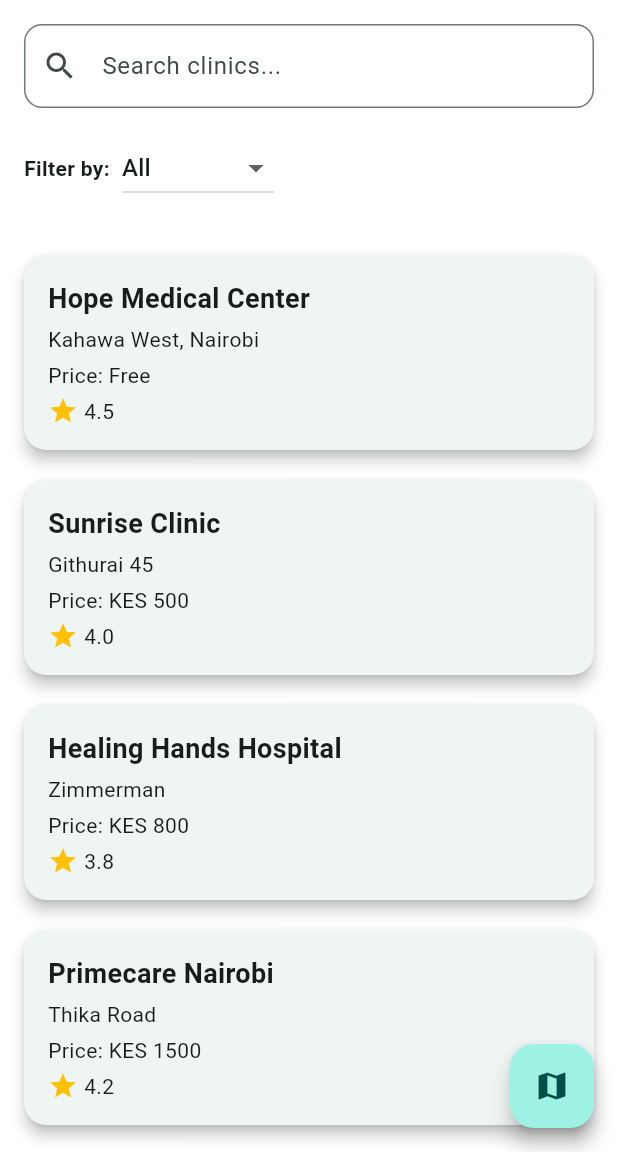
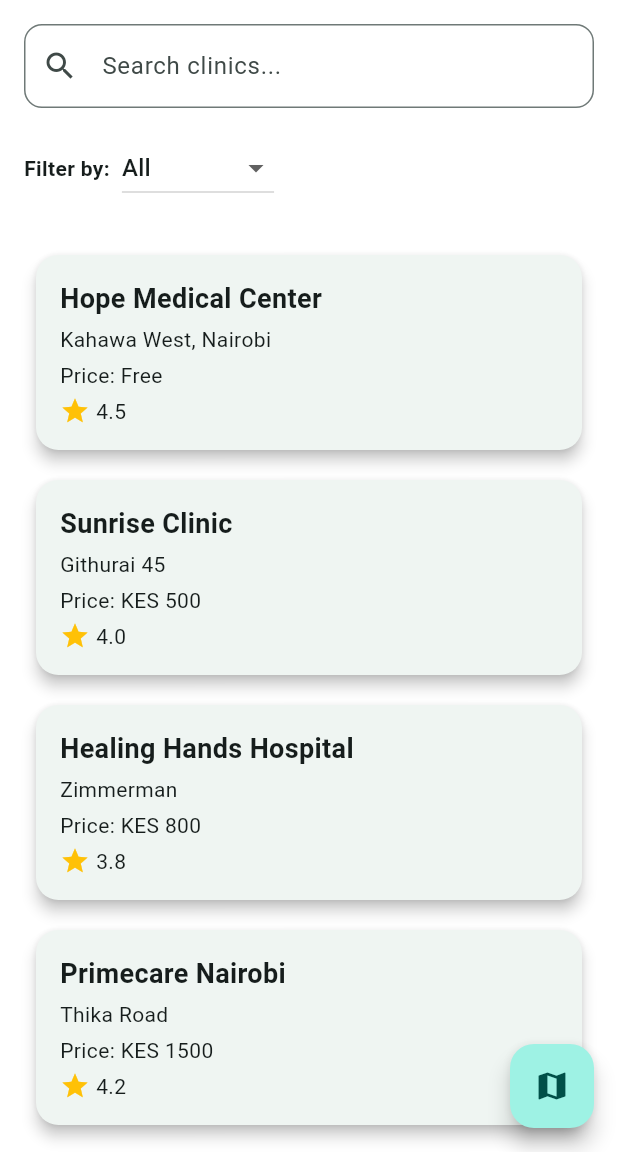
Before and after one commit to PeterOrion/clinicfinder_app, a Flutter app: the screen it shows after launch, on a phone screen of 412 x 824 dp, the part 84-1236 px from its top. Run offline on Flutter 3.47's test engine with Material 3 defaults, Android fonts, the phone set to English and light mode, and no system bars; our stand-ins replace flutter_rating_bar, google_maps_flutter.

Commit message:
Update clinic_card.dart

```diff
--- a/lib/widgets/clinic_card.dart
+++ b/lib/widgets/clinic_card.dart
@@ -6,14 +6,22 @@ import '../models/clinic.dart';
 class ClinicCard extends StatelessWidget {
   final Clinic clinic;
 
-  const ClinicCard({Key? key, required this.clinic}) : super(key: key);
+  const ClinicCard({super.key, required this.clinic});
 
   @override
   Widget build(BuildContext context) {
     return Card(
       elevation: 4,
-      margin: EdgeInsets.symmetric(vertical: 10),
-      shape: RoundedRectangleBorder(borderRadius: BorderRadius.circular(15)),
+      margin: const EdgeInsets.symmetric(vertical: 10, horizontal: 8),
+      shape: RoundedRectangleBorder(
+        borderRadius: BorderRadius.circular(15),
+      ),
+      child: InkWell(
+        borderRadius: BorderRadius.circular(15),
+        onTap: () {
+          // Example: navigate to map with clinic details
+          Navigator.pushNamed(context, '/map', arguments: clinic);
+        },
         child: Padding(
           padding: const EdgeInsets.all(16),
           child: Column(
@@ -21,23 +29,27 @@ class ClinicCard extends StatelessWidget {
             children: [
               Text(
                 clinic.name,
-              style: TextStyle(fontSize: 18, fontWeight: FontWeight.bold),
+                style: const TextStyle(
+                  fontSize: 18,
+                  fontWeight: FontWeight.bold,
                 ),
-            SizedBox(height: 4),
+              ),
+              const SizedBox(height: 4),
               Text(clinic.address),
-            SizedBox(height: 4),
+              const SizedBox(height: 4),
               Text('Price: ${clinic.price}'),
-            SizedBox(height: 4),
+              const SizedBox(height: 4),
               Row(
                 children: [
-                Icon(Icons.star, color: Colors.amber, size: 20),
-                SizedBox(width: 4),
-                Text(clinic.rating.toString()),
+                  const Icon(Icons.star, color: Colors.amber, size: 20),
+                  const SizedBox(width: 4),
+                  Text(clinic.rating.toStringAsFixed(1)), // e.g., "4.3"
                 ],
               ),
             ],
           ),
         ),
+      ),
     );
   }
 }
```
Lines whose indentation alone changed are shown as unchanged.
